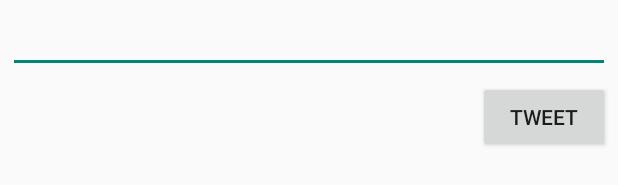
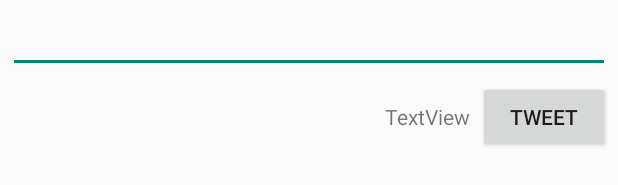
Before and after one commit to RuiminGao/SimpleTweet, an Android app: the layout activity_compose.xml on its own in the app's theme, with its tools: preview values and no code run, on a phone screen of 412 x 824 dp. Shown: the part 131-316 px from the top of the screen. Run offline under Robolectric (Android 15) with nearby library versions, the phone set to English and light mode, and no system bars.

```diff
--- a/app/src/main/res/layout/activity_compose.xml
+++ b/app/src/main/res/layout/activity_compose.xml
@@ -27,4 +27,17 @@
         android:layout_marginTop="5dp"
         android:layout_marginEnd="5dp"
         android:text="@string/tweet"/>
+
+    <TextView
+        android:id="@+id/tvCount"
+        android:layout_width="wrap_content"
+        android:layout_height="wrap_content"
+        android:layout_alignTop="@+id/btnTweet"
+        android:layout_alignBottom="@+id/btnTweet"
+        android:layout_marginTop="0dp"
+        android:layout_marginEnd="5dp"
+        android:layout_marginBottom="0dp"
+        android:layout_toStartOf="@+id/btnTweet"
+        android:gravity="center"
+        android:text="TextView" />
 </RelativeLayout>
```
Also changed, not shown: app/src/main/java/com/codepath/apps/restclienttemplate/ComposeActivity.java (+28 -0 lines).
